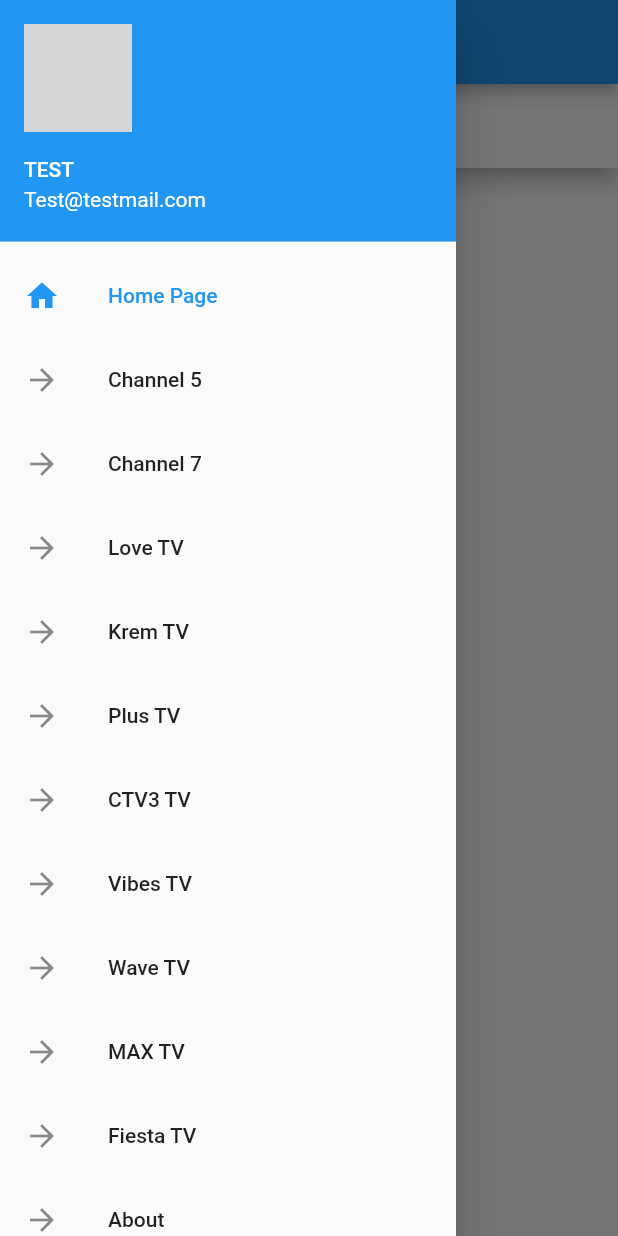
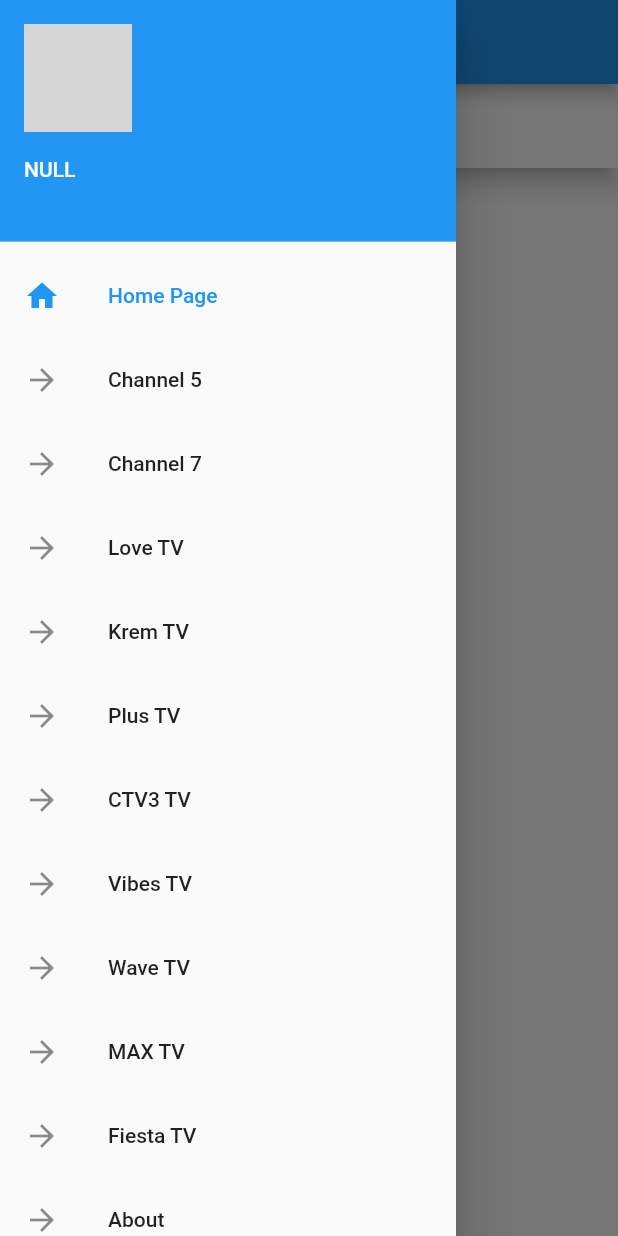
Before and after one commit to roock3r/streambelize, a Flutter app: the ScaffoldScreen screen opened by its route, with the side drawer open, on a phone screen of 412 x 824 dp. Run offline on Flutter 3.47's test engine with Material 2 defaults, Android fonts, the phone set to English and light mode, and no system bars; our stand-ins replace firebase_messaging, shared_preferences, video_player; accounts and stored records are empty; network calls fail; grey boxes are pictures that could not be loaded.

Commit message:
Added new app icon using pub package, added icon to assets , ran pub update to replace existing icons. Changes in scaffold to show updated values to user, as well as removing clutter from existing code.

```diff
--- a/lib/common/functions/saveCurrentLogin.dart
+++ b/lib/common/functions/saveCurrentLogin.dart
@@ -13,14 +13,12 @@ saveCurrentLogin(Map responseJson) async {
   }
   var token = (responseJson != null && !responseJson.isEmpty) ? LoginModel.fromJson(responseJson).token : "";
   var email = (responseJson != null && !responseJson.isEmpty) ? LoginModel.fromJson(responseJson).email : "";
-//  var pk = (responseJson != null && !responseJson.isEmpty) ? LoginModel.fromJson(responseJson).userId : 0;
   var pk = (responseJson != null && !responseJson.isEmpty) ? LoginModel.fromJson(responseJson).userId : "";
   var avatar = (responseJson != null && !responseJson.isEmpty) ? LoginModel.fromJson(responseJson).userAvatar : "";
 
   await preferences.setString('LastUser', (user != null && user.length > 0) ? user : "");
   await preferences.setString('LastToken', (token != null && token.length > 0) ? token : "");
   await preferences.setString('LastEmail', (email != null && email.length > 0) ? email : "");
-//  await preferences.setInt('LastUserId', (pk != null && pk > 0) ? pk : 0);
   await preferences.setString('LastUserId', (pk != null && pk.length > 0) ? pk : "");
   await preferences.setString('LastUserAvatar', (avatar != null && avatar.length > 0) ? avatar : "");
 
--- a/lib/ui/ScaffoldScreen.dart
+++ b/lib/ui/ScaffoldScreen.dart
@@ -62,6 +62,7 @@ class _ScaffoldScreenState extends State<ScaffoldScreen> {
   String _name  = "";
   String _email = "";
   String _token = "";
+  String _avatar = "";
 
 
   FirebaseMessaging _firebaseMessaging = FirebaseMessaging();
@@ -74,8 +75,18 @@ class _ScaffoldScreenState extends State<ScaffoldScreen> {
 //    getEmailPreference().then(updateEmail);
     _saveCurrentRoute("/ScaffoldScreen");
     firebaseCloudMessaging_Listeners();
+    _loadUser();
 
+  }
 
+  _loadUser() async {
+    SharedPreferences preferences = await SharedPreferences.getInstance();
+    setState(() {
+      _token = preferences.getString("LastToken");
+      _name = preferences.getString("LastUser");
+      _email = preferences.getString("LastEmail");
+      _avatar = preferences.getString("LastUserAvatar");
+    });
   }
 
   //Modifcation starts here
@@ -132,7 +143,7 @@ class _ScaffoldScreenState extends State<ScaffoldScreen> {
       case 0:
         return new HomePage();
       case 1:
-        return new Channel5(title: 'Channel 5',url: 'https://test.antmedia.io:5443/LiveApp/streams/867503970567813339763778.m3u8', color: Colors.lightBlue);
+        return new Channel5(title: 'Channel 5',url: 'https://connect.streambelize.live/LiveApp/streams/933564207825213990830532.m3u8', color: Colors.lightBlue);
       case 2:
         return new Channel7(title: 'Channel 7',url: 'https://record.streambelize.live/LiveApp/streams/930413663553097102911106.mp4',color: Colors.lightBlue);
       case 3:
@@ -177,26 +188,41 @@ class _ScaffoldScreenState extends State<ScaffoldScreen> {
     await preferences.setString('LastScreenRoute', lastRoute);
   }
 
-  void updateName(String name) {
-    setState(() {
-      this._name = name;
-      print("AUTH STATE CHANGED NAME '$_name' ");
-    });
-  }
-
-  void updateToken(String token) {
-    setState(() {
-      this._token = token;
-      print("AUTH STATE CHANGED TOKEN '$_token' ");
-    });
-  }
-
-  void updateEmail(String email) {
-    setState(() {
-      this._email = email;
-      print("AUTH STATE CHANGED EMAIL '$_email' ");
-    });
-  }
+//    Future<List> userDetails() async {
+//    var url = 'https://buynsell.bz/api/search';
+//    final response = await HTTP.get(url,headers: {'Accept':'application/json'});
+//    Map<String,dynamic> mappedItems = json.decode(response.body);
+//    List<dynamic> listMappedItems = mappedItems['data']['results']['paginator']['data'];
+//    listMappedItems.forEach((_value){
+//      print("title: ${_value['title']}, price: ${_value['price']}");
+//    });
+//
+//    Future<List> getUserPreference()  async {
+//      SharedPreferences preferences = await SharedPreferences.getInstance();
+//      String name = preferences.getString("LastUser");
+//      return name;
+//    }
+//
+//  void updateName(String name) {
+//    setState(() {
+//      this._name = name;
+//      print("AUTH STATE CHANGED NAME '$_name' ");
+//    });
+//  }
+//
+//  void updateToken(String token) {
+//    setState(() {
+//      this._token = token;
+//      print("AUTH STATE CHANGED TOKEN '$_token' ");
+//    });
+//  }
+//
+//  void updateEmail(String email) {
+//    setState(() {
+//      this._email = email;
+//      print("AUTH STATE CHANGED EMAIL '$_email' ");
+//    });
+//  }
 
 
 
@@ -223,6 +249,7 @@ class _ScaffoldScreenState extends State<ScaffoldScreen> {
 
   @override
   Widget build(BuildContext context) {
+    print('$_name $_email $_token $_avatar');
     List<Widget> drawerOptions = [];
     for (var i = 0; i < widget.drawerItems.length; i++) {
       var d = widget.drawerItems[i];
@@ -260,16 +287,16 @@ class _ScaffoldScreenState extends State<ScaffoldScreen> {
                     padding: EdgeInsets.zero,
                     children: <Widget>[
                       UserAccountsDrawerHeader(
-                        accountName: Text("Test".toUpperCase()),
-                        accountEmail: Text("Test@testmail.com"),
+                        accountName: Text("$_name".toUpperCase()),
+                        accountEmail: Text("$_email"),
                         currentAccountPicture: CircleAvatar(
-                          backgroundImage: Image.network('http://www.gravatar.com/avatar/a6cc615ece03f1f1b42a4f4635065011?s=200&r=pg&d=mm').image,
+                          backgroundImage: Image.network('http:$_avatar').image,
                           backgroundColor:
                           Theme.of(context).platform == TargetPlatform.iOS
                               ? Colors.blue
                               : Colors.white,
                           child: Text(
-                            "test".substring(0, 1),
+                            "$_name".substring(0, 1),
                             style: TextStyle(fontSize: 40.0,),
 
                           ),
--- a/pubspec.yaml
+++ b/pubspec.yaml
@@ -33,6 +33,12 @@ dependencies:
 dev_dependencies:
   flutter_test:
     sdk: flutter
+  flutter_launcher_icons: "^0.7.3"
+
+flutter_icons:
+  android: "launcher_icon"
+  ios: true
+  image_path: "assets/icon/sb_promo.JPG"
 
 
 # For information on the generic Dart part of this file, see the
```
Also changed, not shown: pubspec.lock, 17 other files.
